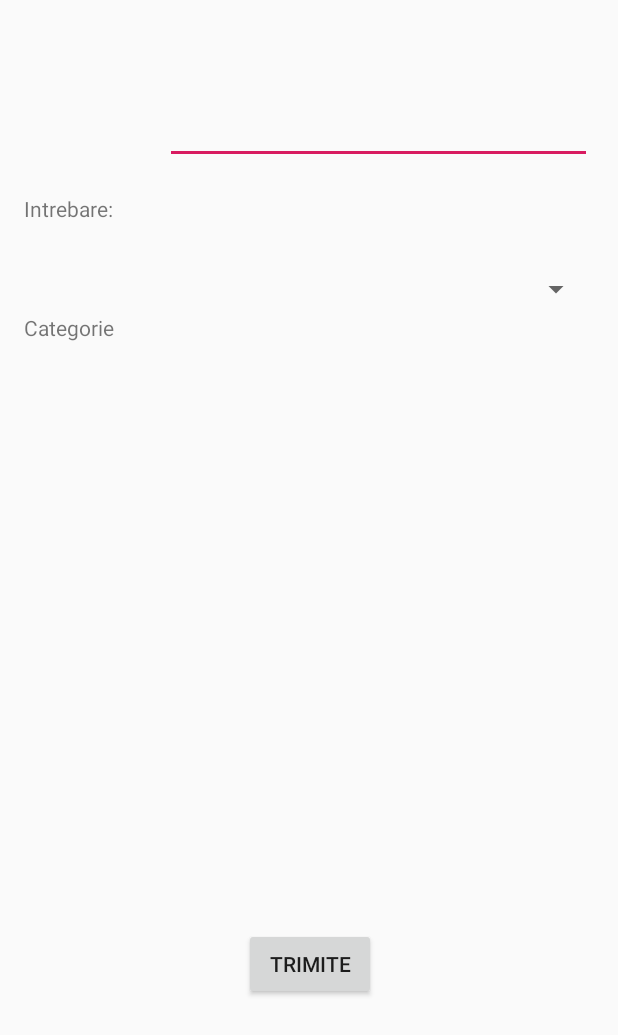
After one commit to StefanLazea/driver-inneed, an Android app: the layout activity_ask.xml on its own in the app's theme, with its tools: preview values and no code run, on a phone screen of 412 x 824 dp. The commit adds this screen. Shown: the top 1035 px of the screen. Run offline under Robolectric (Android 15) with nearby library versions, the phone set to English and light mode, and no system bars.

Commit message:
Add ask activity for students questions

```diff
--- a/DamApp/app/src/main/java/eu/ase/damapp/fragment/QuestionsFragment.java
+++ b/DamApp/app/src/main/java/eu/ase/damapp/fragment/QuestionsFragment.java
@@ -53,9 +53,6 @@ public class QuestionsFragment extends Fragment {
                 httpResponse = JsonParser.parseJson(s);
                 if (httpResponse != null) {
                     selectedResponse.addAll(httpResponse.getMechanics());
-                    ArrayAdapter<Item> adapter = (ArrayAdapter<Item>)
-                            listViewQuestions.getAdapter();
-                    adapter.notifyDataSetChanged();
                     Toast.makeText(getContext(), httpResponse.getMechanics().toString(), Toast.LENGTH_LONG).show();
                 }
             }
@@ -82,7 +79,6 @@ public class QuestionsFragment extends Fragment {
             public void onClick(View view) {
                 if (httpResponse != null && httpResponse
                         .getMechanics() != null) {
-                    //adaugare pe listview
                     unSelectedButtons();
                     selectButtonColor(btnMechanics);
                     selectResponse(httpResponse.getMechanics());
@@ -134,7 +130,7 @@ public class QuestionsFragment extends Fragment {
     }
 
     private void selectButtonColor(Button button) {
-        button.setBackgroundColor(Color.GREEN);
+        button.setBackgroundColor(Color.BLUE);
     }
 
 
--- /dev/null
+++ b/DamApp/app/src/main/res/layout/activity_ask.xml
@@ -0,0 +1,76 @@
+<?xml version="1.0" encoding="utf-8"?>
+<androidx.constraintlayout.widget.ConstraintLayout xmlns:android="http://schemas.android.com/apk/res/android"
+    xmlns:app="http://schemas.android.com/apk/res-auto"
+    xmlns:tools="http://schemas.android.com/tools"
+    android:layout_width="match_parent"
+    android:layout_height="match_parent"
+    tools:context=".AskActivity">
+
+    <TextView
+        android:id="@+id/ask_tv_question"
+        android:layout_width="wrap_content"
+        android:layout_height="wrap_content"
+        android:layout_marginStart="16dp"
+        android:layout_marginTop="83dp"
+        android:layout_marginEnd="17dp"
+        android:layout_marginBottom="629dp"
+        android:text="@string/ask_tv_question"
+        app:layout_constraintBottom_toBottomOf="parent"
+        app:layout_constraintEnd_toStartOf="@+id/ask_et_question"
+        app:layout_constraintStart_toStartOf="parent"
+        app:layout_constraintTop_toTopOf="parent" />
+
+    <EditText
+        android:id="@+id/ask_et_question"
+        android:layout_width="0dp"
+        android:layout_height="wrap_content"
+        android:layout_marginStart="17dp"
+        android:layout_marginTop="64dp"
+        android:layout_marginEnd="17dp"
+        android:ems="10"
+        android:gravity="start|top"
+        android:inputType="textMultiLine"
+        app:layout_constraintEnd_toEndOf="parent"
+        app:layout_constraintStart_toEndOf="@+id/ask_tv_question"
+        app:layout_constraintTop_toTopOf="parent" />
+
+    <Spinner
+        android:id="@+id/ask_spinner_categories"
+        android:layout_width="0dp"
+        android:layout_height="wrap_content"
+        android:layout_marginTop="25dp"
+        android:layout_marginEnd="17dp"
+        android:layout_marginBottom="573dp"
+        app:layout_constraintBottom_toBottomOf="parent"
+        app:layout_constraintEnd_toEndOf="parent"
+        app:layout_constraintStart_toEndOf="@+id/ask_tv_category"
+        app:layout_constraintTop_toBottomOf="@+id/ask_et_question" />
+
+    <TextView
+        android:id="@+id/ask_tv_category"
+        android:layout_width="wrap_content"
+        android:layout_height="wrap_content"
+        android:layout_marginStart="16dp"
+        android:layout_marginTop="37dp"
+        android:layout_marginEnd="40dp"
+        android:layout_marginBottom="573dp"
+        android:text="@string/ask_tv_category"
+        app:layout_constraintBottom_toBottomOf="parent"
+        app:layout_constraintEnd_toStartOf="@+id/ask_spinner_categories"
+        app:layout_constraintStart_toStartOf="parent"
+        app:layout_constraintTop_toBottomOf="@+id/ask_tv_question" />
+
+    <Button
+        android:id="@+id/ask_button_send"
+        android:layout_width="wrap_content"
+        android:layout_height="wrap_content"
+        android:layout_marginStart="162dp"
+        android:layout_marginTop="390dp"
+        android:layout_marginEnd="161dp"
+        android:layout_marginBottom="134dp"
+        android:text="@string/ask_button_send"
+        app:layout_constraintBottom_toBottomOf="parent"
+        app:layout_constraintEnd_toEndOf="parent"
+        app:layout_constraintStart_toStartOf="parent"
+        app:layout_constraintTop_toBottomOf="@+id/ask_spinner_categories" />
+</androidx.constraintlayout.widget.ConstraintLayout>
--- a/DamApp/app/src/main/res/layout/app_bar_main.xml
+++ b/DamApp/app/src/main/res/layout/app_bar_main.xml
@@ -23,11 +23,12 @@
     <include layout="@layout/content_main" />
 
     <com.google.android.material.floatingactionbutton.FloatingActionButton
-        android:id="@+id/fab"
+        android:id="@+id/fab_add_question"
         android:layout_width="wrap_content"
         android:layout_height="wrap_content"
         android:layout_gravity="bottom|end"
+        android:contentDescription="@string/ask_fab_description"
         android:layout_margin="@dimen/fab_margin"
-        app:srcCompat="@android:drawable/ic_dialog_email" />
+        app:srcCompat="@drawable/ic_question_answer_black_24dp" />
 
 </androidx.coordinatorlayout.widget.CoordinatorLayout>
```
Also changed, not shown: DamApp/app/src/main/AndroidManifest.xml (+5 -3 lines), DamApp/app/src/main/java/eu/ase/damapp/AskActivity.java (added, +14 -0 lines), DamApp/app/src/main/res/drawable/ic_question_answer_black_24dp.xml (added, +9 -0 lines), DamApp/app/src/main/res/values/strings.xml (+21 -12 lines).
